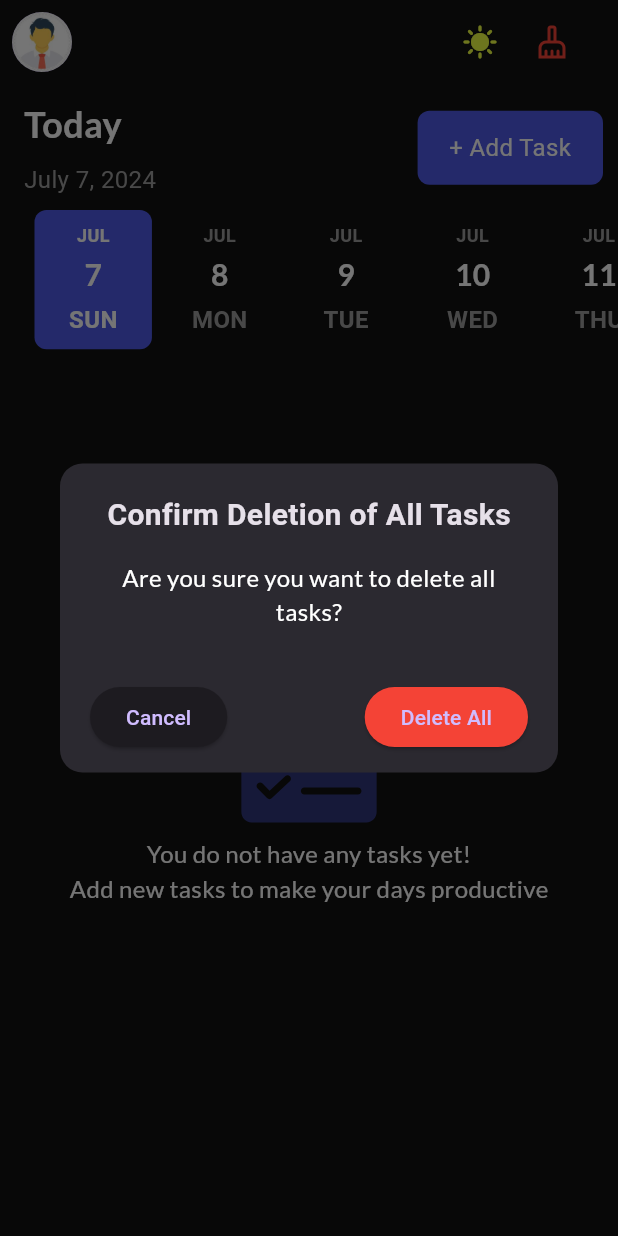
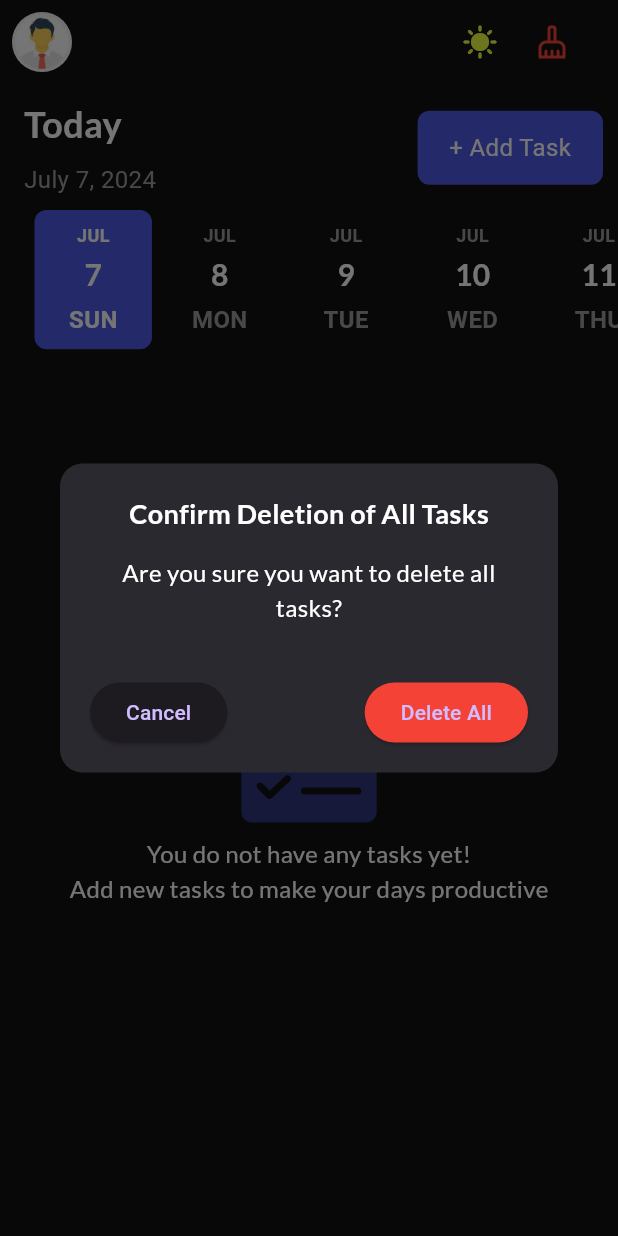
Before and after one commit to PhilopaterNabil/CODSOFT, a Flutter app: the screen it shows after launch, after a tap on the "nights stay" icon, after a tap on the "cleaning services" icon, on a phone screen of 412 x 824 dp. Run offline on Flutter 3.47's test engine with Material 3 defaults, Android fonts, the phone set to English and light mode, and no system bars; drawn by our look-alikes of date_picker_timeline; our stand-ins replace bloc, cloud_firestore, curved_navigation_bar, equatable, firebase_core, fl_chart and 13 more; accounts and stored records are empty.

Commit message:
Refactor title style in ShowDeleteConfirmationDialog widget

```diff
--- a/to_do/lib/ui/widgets/show_delete_confirmation_dialog.dart
+++ b/to_do/lib/ui/widgets/show_delete_confirmation_dialog.dart
@@ -43,10 +43,7 @@ class ShowDeleteConfirmationDialog extends StatelessWidget {
           children: <Widget>[
             Text(
               title,
-              style: const TextStyle(
-                fontSize: 20.0,
-                fontWeight: FontWeight.bold,
-              ),
+              style: titleStyle,
             ),
             const SizedBox(height: 15.0),
             Text(
```
